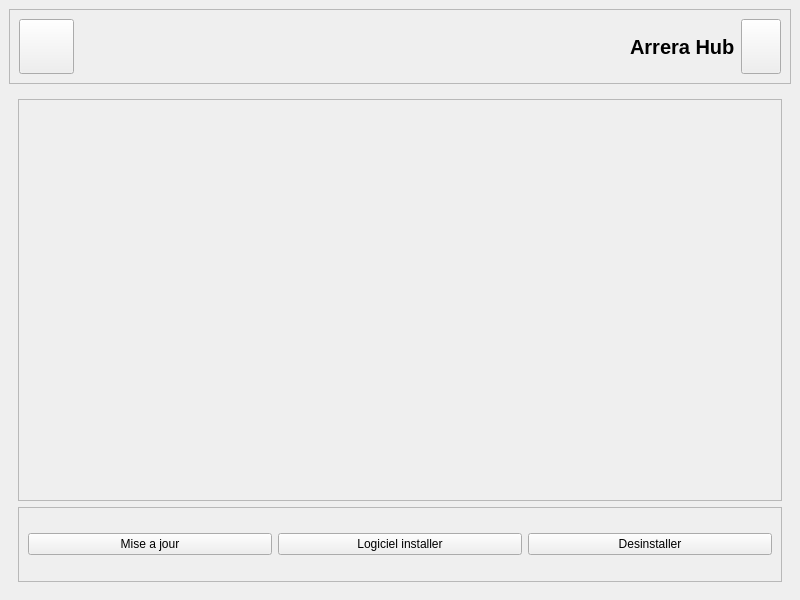
Qt form gui/hub_gui.ui (Arrera-Software/arrera_hub) before a commit.
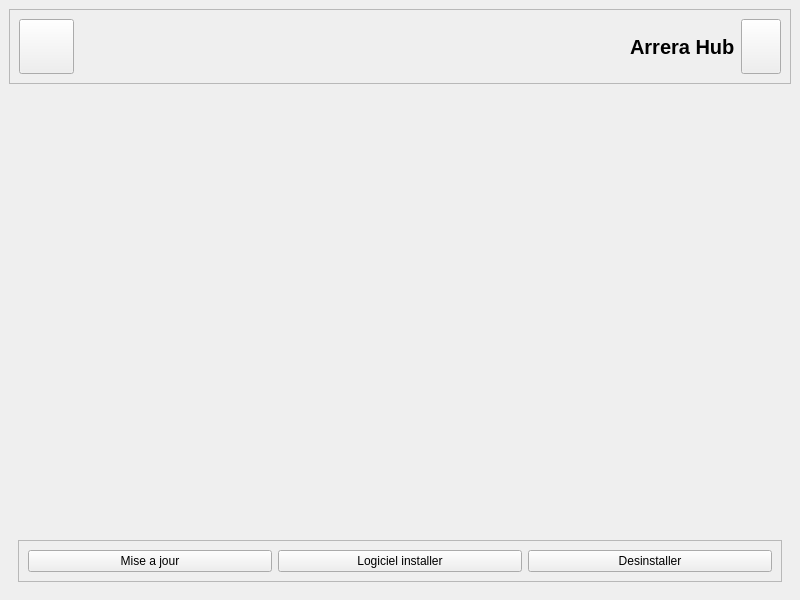
The same form after that commit. Icons and pictures are not drawn. Custom widgets are drawn as their Qt base class.

Commit message: Preparation pour l'affichage des logiciel

Patch:
```diff
--- a/gui/hub_gui.ui
+++ b/gui/hub_gui.ui
@@ -113,13 +113,11 @@
       <widget class="QWidget" name="main">
        <layout class="QVBoxLayout" name="verticalLayout_3">
         <item>
-         <widget class="QFrame" name="frame">
-          <property name="frameShape">
-           <enum>QFrame::Shape::StyledPanel</enum>
-          </property>
-          <property name="frameShadow">
-           <enum>QFrame::Shadow::Raised</enum>
-          </property>
+         <widget class="QStackedWidget" name="SOFT_STACKED">
+          <widget class="QWidget" name="install_soft"/>
+          <widget class="QWidget" name="uninstall_soft"/>
+          <widget class="QWidget" name="update_soft"/>
+          <widget class="QWidget" name="installed_soft"/>
          </widget>
         </item>
         <item>
```
